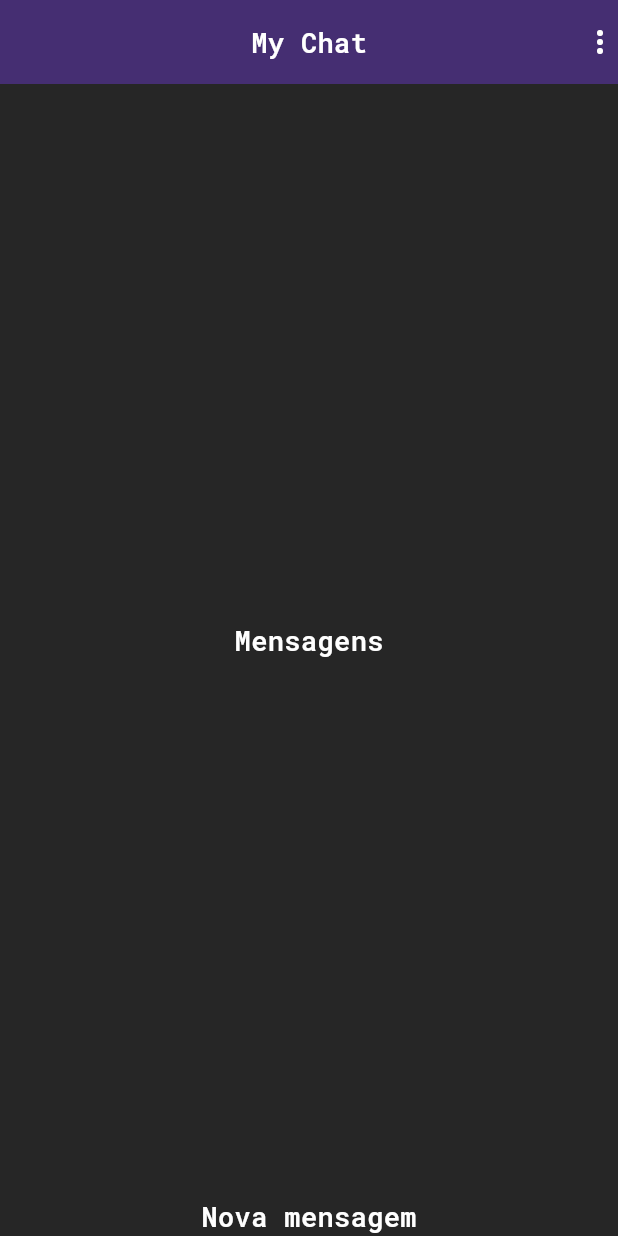
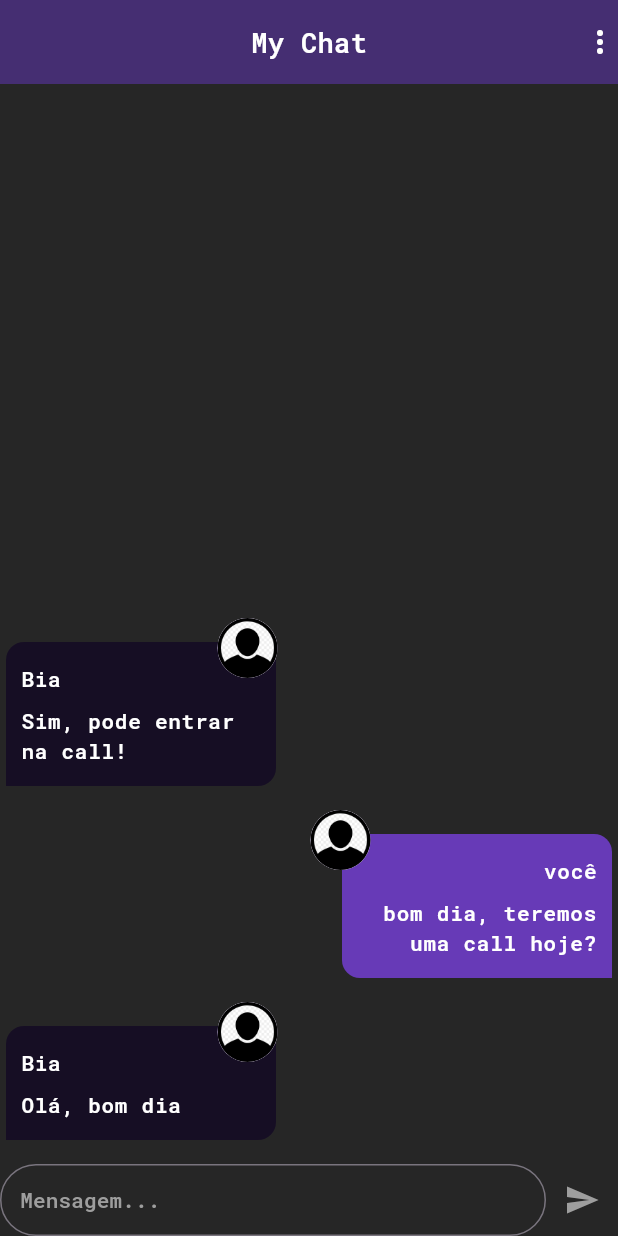
Before and after one commit to Brennez/Flutter-course, a Flutter app: the screen it shows after launch, on a phone screen of 412 x 824 dp. Run offline on Flutter 3.47's test engine with Material 2 defaults, Android fonts, the light colour scheme and no system bars; our stand-ins replace font_awesome_flutter, google_maps_flutter, image_picker, location, shared_preferences, sqflite; accounts and stored records are empty.

Commit message:
feat: messages page and message bubble created

```diff
--- /dev/null
+++ b/chat/lib/components/message_bubble.dart
@@ -0,0 +1,104 @@
+import 'dart:io';
+
+import 'package:chat/core/models/chat_message.dart';
+import 'package:flutter/material.dart';
+
+class MessageBubble extends StatelessWidget {
+  static const _defaultImage = 'assets/images/avatar.png';
+  final ChatMessage message;
+  final bool belongsToCurrentUser;
+
+  const MessageBubble({
+    super.key,
+    required this.message,
+    required this.belongsToCurrentUser,
+  });
+
+  Widget _showUserImage(String imageUrl) {
+    ImageProvider? provider;
+
+    final uri = Uri.parse(imageUrl);
+
+    if (uri.path.contains(_defaultImage)) {
+      provider = AssetImage(_defaultImage);
+    } else if (uri.scheme.contains('http')) {
+      provider = NetworkImage(uri.toString());
+    } else {
+      provider = FileImage(
+        File(uri.toString()),
+      );
+    }
+
+    return CircleAvatar(
+      backgroundImage: provider,
+    );
+  }
+
+  @override
+  Widget build(BuildContext context) {
+    return Stack(
+      children: [
+        Row(
+          mainAxisAlignment: belongsToCurrentUser
+              ? MainAxisAlignment.end
+              : MainAxisAlignment.start,
+          children: [
+            Container(
+              padding: const EdgeInsets.symmetric(
+                vertical: 14,
+                horizontal: 10,
+              ),
+              margin: const EdgeInsets.symmetric(vertical: 16, horizontal: 4),
+              decoration: BoxDecoration(
+                color: belongsToCurrentUser
+                    ? Colors.deepPurple
+                    : Color(0xff160e24),
+                borderRadius: BorderRadius.only(
+                  topRight: const Radius.circular(12),
+                  topLeft: const Radius.circular(12),
+                  bottomLeft: belongsToCurrentUser
+                      ? const Radius.circular(12)
+                      : const Radius.circular(0),
+                  bottomRight: belongsToCurrentUser
+                      ? const Radius.circular(0)
+                      : const Radius.circular(12),
+                ),
+              ),
+              width: 180,
+              child: Column(
+                crossAxisAlignment: belongsToCurrentUser
+                    ? CrossAxisAlignment.end
+                    : CrossAxisAlignment.start,
+                children: [
+                  Text(
+                    belongsToCurrentUser ? 'você' : message.userName,
+                    style: Theme.of(context).textTheme.labelSmall?.copyWith(
+                          color: Colors.white,
+                        ),
+                  ),
+                  const SizedBox(
+                    height: 8,
+                  ),
+                  Text(
+                    message.text,
+                    textAlign:
+                        belongsToCurrentUser ? TextAlign.end : TextAlign.start,
+                    style: Theme.of(context).textTheme.labelSmall?.copyWith(
+                          color: Colors.white,
+                        ),
+                  ),
+                ],
+              ),
+            ),
+          ],
+        ),
+        Positioned(
+          top: 0,
+          left: belongsToCurrentUser ? null : 145,
+          right: belongsToCurrentUser ? 165 : null,
+          child: _showUserImage(message.userImageUrl),
+        )
+      ],
+    );
+  }
+}
--- a/chat/lib/components/messages.dart
+++ b/chat/lib/components/messages.dart
@@ -1,3 +1,8 @@
+import 'package:chat/components/message_bubble.dart';
+import 'package:chat/core/models/chat_message.dart';
+import 'package:chat/core/models/chat_user.dart';
+import 'package:chat/core/services/auth/auth_service.dart';
+import 'package:chat/core/services/chat/chat_service.dart';
 import 'package:flutter/material.dart';
 
 class Messages extends StatelessWidget {
@@ -5,8 +10,35 @@ class Messages extends StatelessWidget {
 
   @override
   Widget build(BuildContext context) {
-    return Center(
-      child: Text('Mensagens'),
+    final ChatUser? currentUser = AuthService().currentUser;
+
+    return StreamBuilder<List<ChatMessage>>(
+      stream: ChatService().messagesStream(),
+      builder: (context, snapshot) {
+        if (snapshot.connectionState == ConnectionState.waiting) {
+          return CircularProgressIndicator();
+        } else if (!snapshot.hasData || snapshot.data!.isEmpty) {
+          return Center(
+            child: Text(
+              'Sem mensagens por enquanto, vamos conversar? ',
+              textAlign: TextAlign.center,
+            ),
+          );
+        } else {
+          final messages = snapshot.data!;
+          return ListView.builder(
+            reverse: true,
+            itemCount: messages.length,
+            itemBuilder: (context, index) {
+              return MessageBubble(
+                  key: ValueKey(messages[index].id),
+                  message: messages[index],
+                  belongsToCurrentUser:
+                      currentUser?.id == messages[index].userId);
+            },
+          );
+        }
+      },
     );
   }
 }
--- a/chat/lib/components/new_message.dart
+++ b/chat/lib/components/new_message.dart
@@ -1,12 +1,67 @@
+import 'package:chat/core/services/auth/auth_service.dart';
+import 'package:chat/core/services/chat/chat_service.dart';
 import 'package:flutter/material.dart';
 
-class NewMessage extends StatelessWidget {
+class NewMessage extends StatefulWidget {
   const NewMessage({super.key});
 
   @override
+  State<NewMessage> createState() => _NewMessageState();
+}
+
+class _NewMessageState extends State<NewMessage> {
+  String _message = '';
+  TextEditingController _messageController = TextEditingController();
+  Future<void> _sendMessage() async {
+    final user = AuthService().currentUser;
+
+    if (user != null) {
+      await ChatService().save(_message, user);
+      _messageController.clear();
+    }
+  }
+
+  @override
   Widget build(BuildContext context) {
-    return Center(
-      child: Text('Nova mensagem'),
+    return Row(
+      children: [
+        Expanded(
+          child: TextField(
+            style: Theme.of(context).textTheme.labelSmall?.copyWith(
+                  color: Colors.white,
+                ),
+            controller: _messageController,
+            decoration: InputDecoration(
+              hintText: ' Mensagem...',
+              hintStyle: Theme.of(context).textTheme.labelLarge?.copyWith(
+                    color: Colors.grey,
+                  ),
+              contentPadding: const EdgeInsets.all(1),
+              border: OutlineInputBorder(
+                borderRadius: BorderRadius.circular(28),
+                borderSide: const BorderSide(
+                  width: 1,
+                ),
+              ),
+            ),
+            onChanged: (msg) => setState(() {
+              _message = msg;
+            }),
+            onSubmitted: (msg) {
+              if (_message.trim().isNotEmpty) {
+                _sendMessage();
+              }
+            },
+          ),
+        ),
+        IconButton(
+          onPressed: _message.trim().isEmpty ? null : _sendMessage,
+          icon: Icon(
+            Icons.send,
+            color: _message.trim().isNotEmpty ? Colors.deepPurple : Colors.grey,
+          ),
+        )
+      ],
     );
   }
 }
--- /dev/null
+++ b/chat/lib/core/models/chat_message.dart
@@ -0,0 +1,18 @@
+class ChatMessage {
+  String id;
+  String text;
+  DateTime createdAt;
+
+  String userId;
+  String userName;
+  String userImageUrl;
+
+  ChatMessage({
+    required this.id,
+    required this.text,
+    required this.createdAt,
+    required this.userId,
+    required this.userName,
+    required this.userImageUrl,
+  });
+}
--- a/chat/lib/core/services/auth/auth_mock_service.dart
+++ b/chat/lib/core/services/auth/auth_mock_service.dart
@@ -7,9 +7,9 @@ import 'package:chat/core/services/auth/auth_service.dart';
 
 class AuthMockService implements AuthService {
   static final _deafultUser = ChatUser(
-    id: '1',
-    name: 'Teste',
-    email: 'teste@gmail.com',
+    id: '345',
+    name: 'Rebeca',
+    email: 'Rebeca@gmail.com',
     imageUrl: 'assets/images/bg.svg',
   );
 
--- /dev/null
+++ b/chat/lib/core/services/chat/chat_mock_service.dart
@@ -0,0 +1,65 @@
+import 'dart:async';
+import 'dart:math';
+
+import '../../models/chat_message.dart';
+import '../../models/chat_user.dart';
+import 'package:chat/core/services/chat/chat_service.dart';
+
+class ChatMockService implements ChatService {
+  static final List<ChatMessage> _messages = [
+    ChatMessage(
+      id: '1',
+      text: 'Olá, bom dia',
+      createdAt: DateTime.now(),
+      userId: '123',
+      userName: 'Bia',
+      userImageUrl: 'assets/images/avatar.png',
+    ),
+    ChatMessage(
+      id: '2',
+      text: 'bom dia, teremos uma call hoje?',
+      createdAt: DateTime.now(),
+      userId: '345',
+      userName: 'Rebeca',
+      userImageUrl: 'assets/images/avatar.png',
+    ),
+    ChatMessage(
+      id: '1',
+      text: 'Sim, pode entrar na call!',
+      createdAt: DateTime.now(),
+      userId: '123',
+      userName: 'Bia',
+      userImageUrl: 'assets/images/avatar.png',
+    ),
+  ];
+
+  static MultiStreamController<List<ChatMessage>>? _controller;
+
+  static final _messagesStream = Stream<List<ChatMessage>>.multi((controller) {
+    _controller = controller;
+    controller.add(_messages);
+  });
+
+  @override
+  Stream<List<ChatMessage>> messagesStream() {
+    return _messagesStream;
+  }
+
+  @override
+  Future<ChatMessage> save(String text, ChatUser user) async {
+    final newMessage = ChatMessage(
+      id: Random().nextDouble().toString(),
+      text: text,
+      createdAt: DateTime.now(),
+      userId: user.id,
+      userName: user.name,
+      userImageUrl: user.imageUrl,
+    );
+
+    _messages.add(newMessage);
+
+    _controller?.add(_messages.reversed.toList());
+
+    return newMessage;
+  }
+}
--- /dev/null
+++ b/chat/lib/core/services/chat/chat_service.dart
@@ -0,0 +1,14 @@
+import '../../models/chat_message.dart';
+import '../../models/chat_user.dart';
+
+import 'chat_mock_service.dart';
+
+abstract class ChatService {
+  Stream<List<ChatMessage>> messagesStream();
+
+  Future<ChatMessage> save(String text, ChatUser user);
+
+  factory ChatService() {
+    return ChatMockService();
+  }
+}
```
